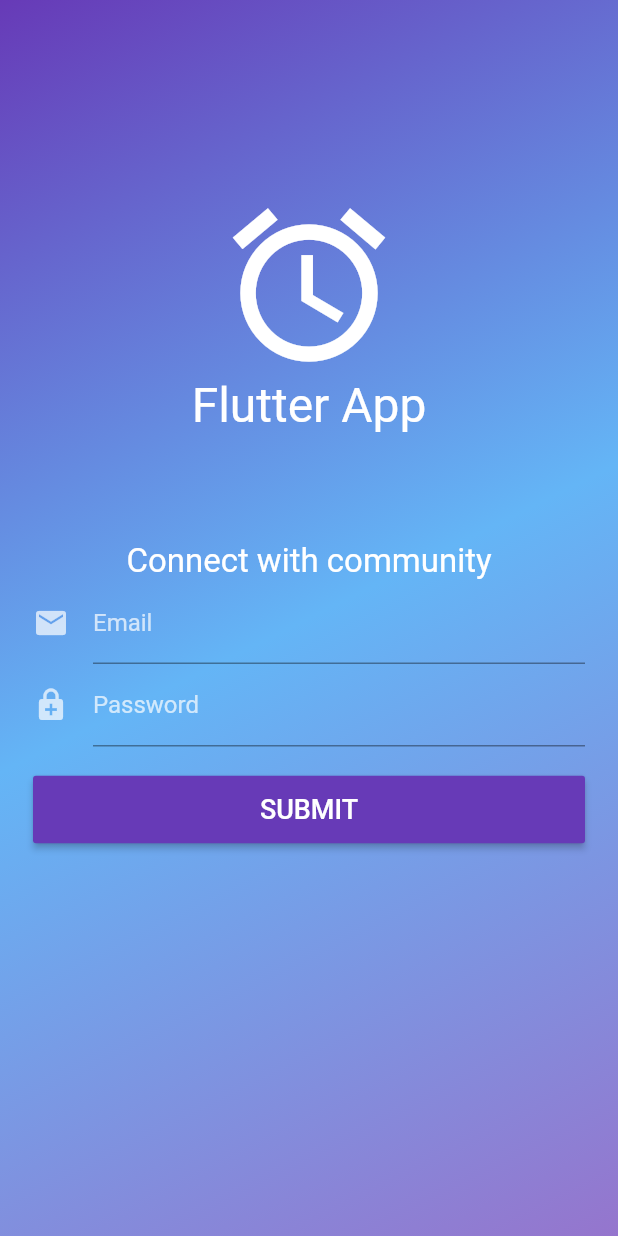
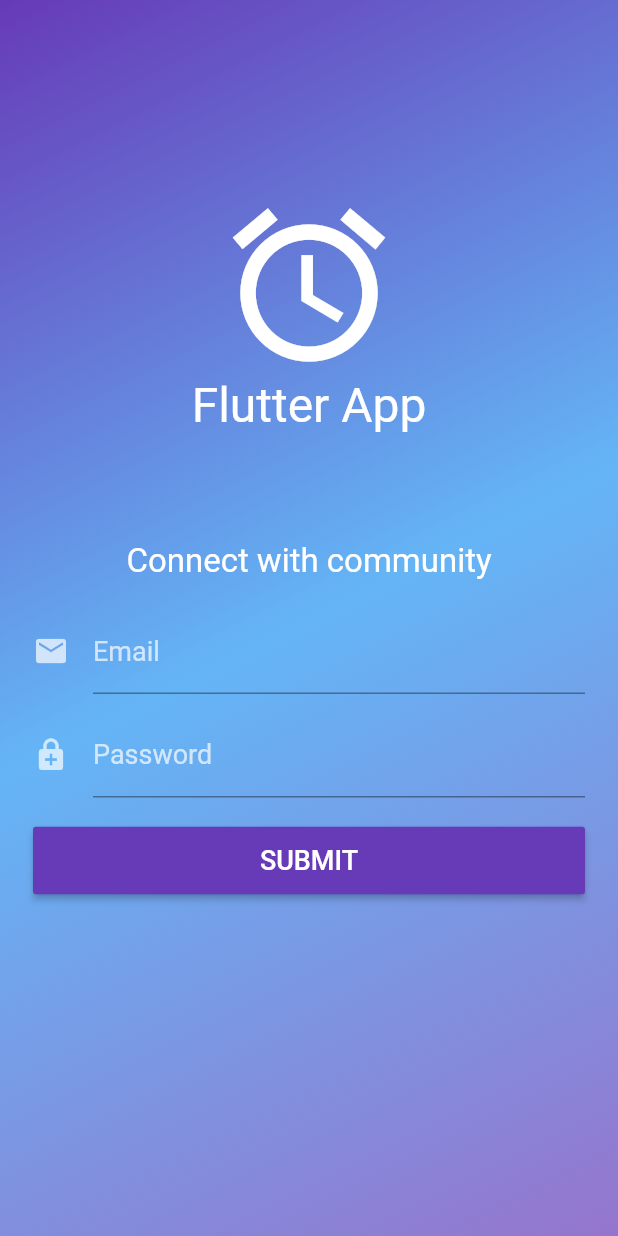
Before and after one commit to developer-shekhar/flutter_demo1, a Flutter app: the LoginScreen screen opened directly, on a phone screen of 412 x 824 dp. Run offline on Flutter 3.47's test engine with Material 2 defaults, Android fonts, the phone set to English and light mode, and no system bars; network calls fail.

```diff
--- a/lib/login/login.dart
+++ b/lib/login/login.dart
@@ -73,15 +73,21 @@ class _LoginScreenState extends State<LoginScreen> {
                         mainAxisSize: MainAxisSize.min,
                         mainAxisAlignment: MainAxisAlignment.start,
                         children: <Widget>[
-                          new Text(
+                          new Padding(
+                            padding: const EdgeInsets.only(bottom: 18.0),
+                            child: new Text(
                               EngLocals.localizedValue['login_heading'],
                               style: new TextStyle(
                                 fontSize: 22.0,
                                 color: Colors.white,
                               ),
                             ),
+                          ),
                           new TextFormField(
-                            style: new TextStyle(color: Colors.white),
+                            autocorrect: false,
+                            keyboardType: TextInputType.emailAddress,
+                            style: new TextStyle(
+                                color: Colors.white, fontSize: 18.0),
                             decoration: new InputDecoration(
                               contentPadding:
                                   new EdgeInsets.symmetric(vertical: 18.0),
@@ -99,8 +105,13 @@ class _LoginScreenState extends State<LoginScreen> {
                               ),
                             ),
                           ),
-                          new TextFormField(
-                            style: new TextStyle(color: Colors.white),
+                          new Padding(
+                            padding: const EdgeInsets.only(top: 12.0),
+                            child: new TextFormField(
+                              obscureText: true,
+                              autocorrect: false,
+                              style: new TextStyle(
+                                  color: Colors.white, fontSize: 18.0),
                               decoration: new InputDecoration(
                                 contentPadding:
                                     new EdgeInsets.symmetric(vertical: 18.0),
@@ -113,6 +124,7 @@ class _LoginScreenState extends State<LoginScreen> {
                                       color: Colors.white,
                                       width: 2.0,
                                       style: BorderStyle.solid),
+                                ),
                               ),
                             ),
                           ),
```
Also changed, not shown: lib/login/login_v2.dart (added, +33 -0 lines), lib/main.dart (+20 -15 lines), lib/post_item.dart (added, +59 -0 lines), lib/theme/app_theme.dart (added, +22 -0 lines). Lines whose indentation alone changed are shown as unchanged.
